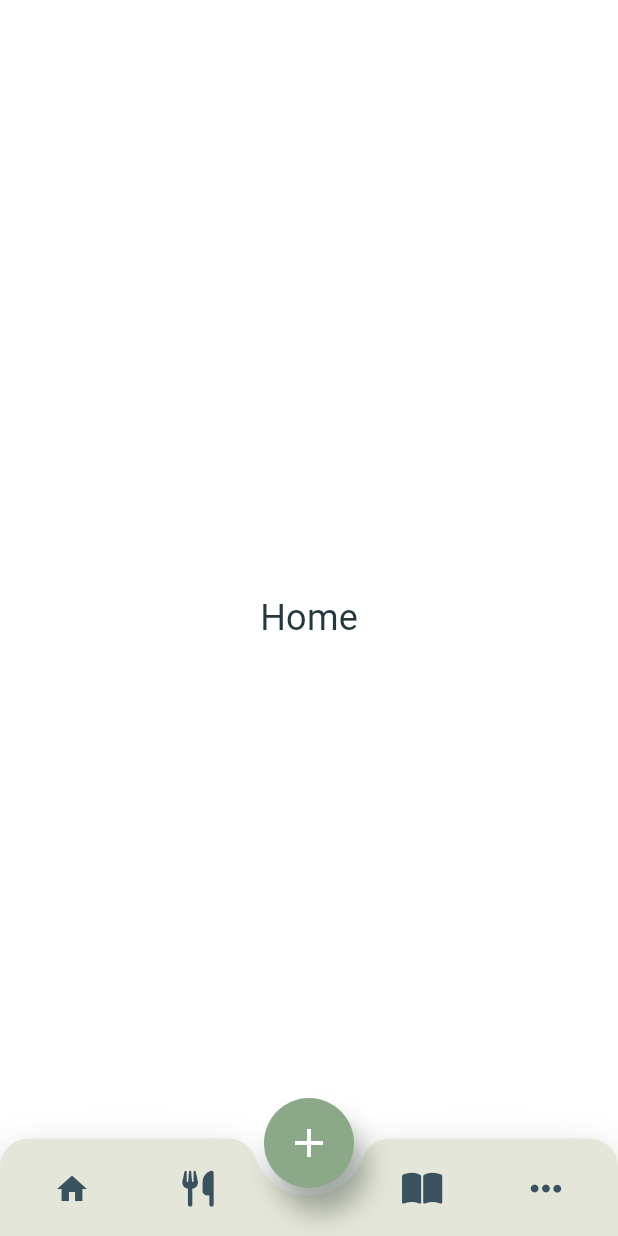
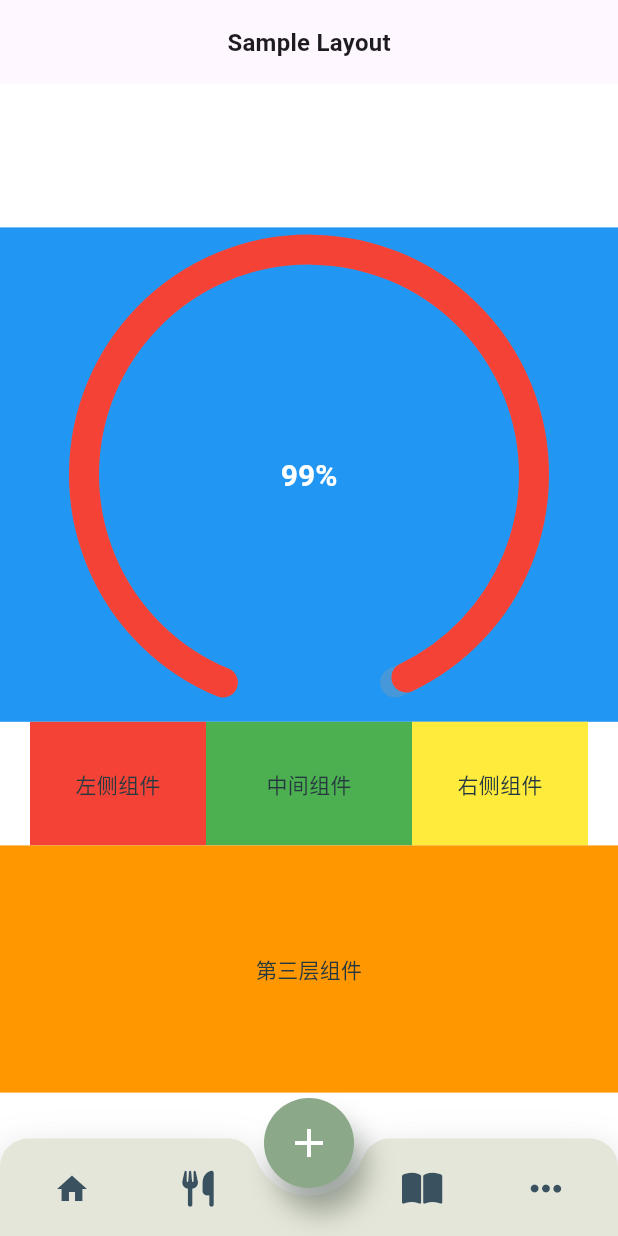
Before and after one commit to hauchenglee/calorietracker-flutter, a Flutter app: the NavigationView screen opened directly, on a phone screen of 412 x 824 dp. Run offline on Flutter 3.47's test engine with Material 3 defaults, Android fonts, the phone set to English and light mode, and no system bars; our stand-ins replace email_validator, equatable, flutter_bloc, flutter_image_compress, flutter_secure_storage, flutter_speed_dial and 2 more; accounts and stored records are empty.

Commit message:
feat(feature/dashboard): add dashboard
1. home to dashboard
2. dashboard bloc
3. speedometer

```diff
--- /dev/null
+++ b/lib/feature/dashboard/bloc/dashboard_bloc.dart
@@ -0,0 +1,9 @@
+import 'package:flutter_bloc/flutter_bloc.dart';
+
+import 'dashboard_event.dart';
+import 'dashboard_state.dart';
+
+class DashboardBloc extends Bloc<DashboardEvent, DashboardState> {
+  DashboardBloc() : super(DashboardInitialState()) {
+  }
+}
--- /dev/null
+++ b/lib/feature/dashboard/bloc/dashboard_event.dart
@@ -0,0 +1,14 @@
+import 'package:equatable/equatable.dart';
+
+abstract class DashboardEvent extends Equatable {
+  @override
+  List<Object?> get props => [];
+}
+
+class OnLoadingEvent extends DashboardEvent {
+
+  OnLoadingEvent();
+
+  @override
+  List<Object?> get props => [];
+}
--- /dev/null
+++ b/lib/feature/dashboard/bloc/dashboard_state.dart
@@ -0,0 +1,32 @@
+import 'package:equatable/equatable.dart';
+
+abstract class DashboardState extends Equatable {
+  @override
+  List<Object?> get props => [];
+}
+
+class DashboardInitialState extends DashboardState {}
+
+class DashboardTokenValid extends DashboardState {}
+
+class DashboardTokenInvalid extends DashboardState {}
+
+class DashboardLoading extends DashboardState {}
+
+class DashboardSuccessState extends DashboardState {
+  final String message;
+
+  DashboardSuccessState(this.message);
+
+  @override
+  List<Object?> get props => [message];
+}
+
+class DashboardErrorState extends DashboardState {
+  final String message;
+
+  DashboardErrorState(this.message);
+
+  @override
+  List<Object?> get props => [message];
+}
--- /dev/null
+++ b/lib/feature/dashboard/dashboard_screen.dart
@@ -0,0 +1,96 @@
+import 'package:flutter/material.dart';
+import 'package:flutter_bloc/flutter_bloc.dart';
+
+import '../../widget/speedometer.dart';
+import 'bloc/dashboard_bloc.dart';
+import 'bloc/dashboard_state.dart';
+
+class DashboardScreen extends StatefulWidget {
+  final AnimationController? animationController;
+
+  const DashboardScreen({Key? key, this.animationController}) : super(key: key);
+
+  @override
+  _DashboardScreenState createState() => _DashboardScreenState();
+}
+
+class _DashboardScreenState extends State<DashboardScreen> {
+  @override
+  Widget build(BuildContext context) {
+    return BlocListener<DashboardBloc, DashboardState>(
+      listener: (context, state) {
+        if (state is DashboardLoading) {
+          if (!mounted) return;
+        } else if (state is DashboardSuccessState) {
+          if (!mounted) return;
+        } else if (state is DashboardErrorState) {
+          if (!mounted) return;
+        }
+      },
+      child: buildBody(context),
+    );
+  }
+
+  buildBody(BuildContext context) {
+    double screenHeight = MediaQuery.of(context).size.height;
+    double screenWidth = MediaQuery.of(context).size.width;
+
+    return Scaffold(
+      appBar: AppBar(
+        title: Text('Sample Layout'),
+      ),
+      body: Center(
+        child: Column(
+          mainAxisAlignment: MainAxisAlignment.center,
+          children: [
+            Container(
+              width: screenWidth,
+              height: screenHeight * 0.4, // 根据需要调整大小
+              color: Colors.blue, // 为了可视化区分，设置颜色
+              child: Center(
+                child: Speedometer(size: 300, percent: 0.99, color: Colors.red), // 设置初始百分比为0.5,,
+              ),
+            ),
+            Container(
+              width: screenWidth,
+              height: screenHeight * 0.1, // 根据需要调整大小
+              child: Row(
+                mainAxisAlignment: MainAxisAlignment.spaceEvenly,
+                children: [
+                  Expanded(
+                    child: Container(
+                      margin: EdgeInsets.only(left: 20),
+                      color: Colors.red,
+                      child: Center(child: Text('左侧组件')),
+                    ),
+                  ),
+                  Expanded(
+                    child: Container(
+                      color: Colors.green,
+                      child: Center(child: Text('中间组件')),
+                    ),
+                  ),
+                  Expanded(
+                    child: Container(
+                      margin: EdgeInsets.only(right: 20),
+                      color: Colors.yellow,
+                      child: Center(child: Text('右侧组件')),
+                    ),
+                  ),
+                ],
+              ),
+            ),
+            Container(
+              width: screenWidth,
+              height: screenHeight * 0.2, // 根据需要调整大小
+              color: Colors.orange,
+              child: Center(
+                child: Text('第三层组件'),
+              ),
+            ),
+          ],
+        ),
+      ),
+    );
+  }
+}
--- a/lib/feature/home/home_screen.dart
+++ /dev/null
@@ -1,21 +0,0 @@
-import 'package:flutter/material.dart';
-
-class HomeScreen extends StatefulWidget {
-  final AnimationController? animationController;
-
-  const HomeScreen({Key? key, this.animationController}) : super(key: key);
-
-  @override
-  _HomeScreenState createState() => _HomeScreenState();
-}
-
-class _HomeScreenState extends State<HomeScreen> {
-  @override
-  Widget build(BuildContext context) {
-    return Scaffold(
-      body: Center(
-        child: Text('Home', style: TextStyle(fontSize: 24)),
-      ),
-    );
-  }
-}
--- a/lib/view/navigation/navigation_view.dart
+++ b/lib/view/navigation/navigation_view.dart
@@ -1,6 +1,6 @@
 import 'package:calorie_tracker_app/feature/diary/diary_screen.dart';
 import 'package:calorie_tracker_app/feature/food/food_screen.dart';
-import 'package:calorie_tracker_app/feature/home/home_screen.dart';
+import 'package:calorie_tracker_app/feature/dashboard/dashboard_screen.dart';
 import 'package:calorie_tracker_app/feature/more/more_screen.dart';
 import 'package:calorie_tracker_app/util/app_theme.dart';
 import 'package:calorie_tracker_app/view/bottom/bottom_view.dart';
@@ -39,7 +39,7 @@ class _NavigationViewState extends State<NavigationView>
         duration: const Duration(milliseconds: 600), vsync: this);
 
     // 4. 创建tabBody，传入animationController
-    tabBody = HomeScreen(animationController: animationController);
+    tabBody = DashboardScreen(animationController: animationController);
 
     // 5. 调用父类的initState方法
     super.initState();
@@ -103,7 +103,7 @@ class _NavigationViewState extends State<NavigationView>
     }
     switch (index) {
       case 0:
-        return HomeScreen(animationController: animationController);
+        return DashboardScreen(animationController: animationController);
       case 1:
         return FoodScreen(animationController: animationController);
       case 2:
@@ -111,7 +111,7 @@ class _NavigationViewState extends State<NavigationView>
       case 3:
         return MoreScreen(animationController: animationController);
       default:
-        return HomeScreen(animationController: animationController);
+        return DashboardScreen(animationController: animationController);
     }
   }
 }
--- /dev/null
+++ b/lib/widget/speedometer.dart
@@ -0,0 +1,112 @@
+import 'dart:math';
+
+import 'package:flutter/material.dart';
+
+// 自定义绘制类，用于绘制圆形进度条
+// 自定义绘制类，用于绘制圆形进度条
+class SpeedometerPainter extends CustomPainter {
+  final double percent; // 0.0至1.0之间，用于显示和绘制进度
+  final Color progressColor; // 进度条的颜色
+
+  SpeedometerPainter(this.percent, this.progressColor);
+
+  @override
+  void paint(Canvas canvas, Size size) {
+    double padAngle = pi / 4; // 开口的角度大小
+    double startAngle = pi / 2 + padAngle / 2; // 起始角度，从底部中央开始
+    double sweepAngle = 2 * pi - padAngle; // 进度条的扫描角度
+
+    Paint paint = Paint()
+      ..color = progressColor // 使用传入的颜色绘制进度条
+      ..style = PaintingStyle.stroke
+      ..strokeWidth = 20
+      ..strokeCap = StrokeCap.round;
+
+    // 绘制背景圆环
+    canvas.drawArc(
+      Rect.fromCenter(center: Offset(size.width / 2, size.height / 2), width: size.width, height: size.height),
+      startAngle,
+      sweepAngle,
+      false,
+      paint..color = Colors.grey.withOpacity(0.3),
+    );
+
+    // 绘制进度圆环
+    canvas.drawArc(
+      Rect.fromCenter(center: Offset(size.width / 2, size.height / 2), width: size.width, height: size.height),
+      startAngle,
+      sweepAngle * percent,
+      false,
+      paint..color = progressColor,
+    );
+
+    // 绘制进度百分比文本
+    TextSpan span = TextSpan(
+      style: TextStyle(color: Colors.white, fontSize: 20.0, fontWeight: FontWeight.bold),
+      text: '${(percent * 100).toStringAsFixed(0)}%', // 将百分比转换为文本
+    );
+    TextPainter tp = TextPainter(text: span, textAlign: TextAlign.center, textDirection: TextDirection.ltr);
+    tp.layout();
+    tp.paint(canvas, Offset(size.width / 2 - tp.width / 2, size.height / 2 - tp.height / 2));
+  }
+
+  @override
+  bool shouldRepaint(covariant SpeedometerPainter oldDelegate) {
+    return oldDelegate.percent != percent || oldDelegate.progressColor != progressColor; // 检查颜色改变
+  }
+}
+
+// StatefulWidget，用于创建具有动画的进度条
+class Speedometer extends StatefulWidget {
+  final double percent; // 进度条的目标百分比
+  final int size; // 进度条的尺寸
+  final Color color; // 进度条的颜色
+
+  Speedometer({this.percent = 0.0, required this.size, this.color = Colors.blue}); // 添加颜色参数，默认为蓝色
+
+  @override
+  _SpeedometerState createState() => _SpeedometerState();
+}
+
+class _SpeedometerState extends State<Speedometer> with SingleTickerProviderStateMixin {
+  AnimationController? _controller;
+  Animation<double>? _animation;
+
+  @override
+  void initState() {
+    super.initState();
+    _controller = AnimationController(
+      duration: const Duration(seconds: 1), // 动画时长
+      vsync: this,
+    );
+
+    _animation = Tween<double>(begin: 0.0, end: widget.percent).animate(CurvedAnimation(
+      parent: _controller!,
+      curve: Curves.easeInOut, // 动画曲线
+    ))
+      ..addListener(() {
+        setState(() {}); // 动画值变化时重新绘制
+      });
+
+    _controller!.forward(); // 启动动画
+  }
+
+  @override
+  void dispose() {
+    _controller?.dispose(); // 销毁控制器
+    super.dispose();
+  }
+
+  @override
+  Widget build(BuildContext context) {
+    return Center(
+      child: SizedBox(
+        width: widget.size.toDouble(), // 使用widget.size设置尺寸
+        height: widget.size.toDouble(),
+        child: CustomPaint(
+          painter: SpeedometerPainter(_animation!.value, widget.color), // 使用动画的当前值和颜色绘制
+        ),
+      ),
+    );
+  }
+}
```
Also changed, not shown: lib/feature/dashboard/dashboard_model.dart (added, +90 -0 lines), lib/main.dart (+10 -2 lines).
